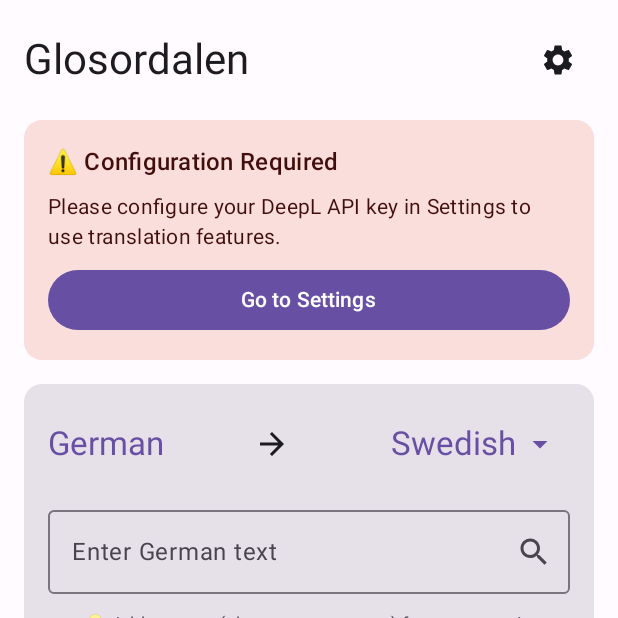
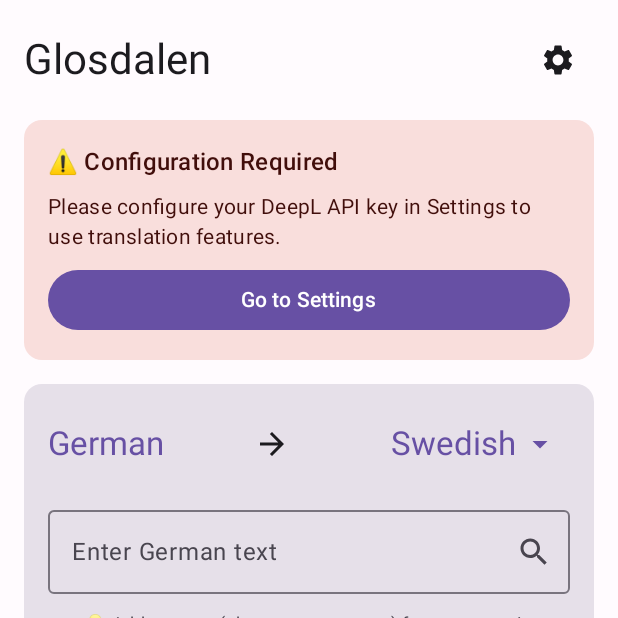
Before and after one commit to daniel-freiermuth/glosdalen, an Android app built with Jetpack Compose: the screen it shows after launch (MainActivity), on a phone screen of 412 x 824 dp, the top half of it. Run offline under Robolectric (Android 15) with nearby library versions, the light colour scheme and no system bars; our stand-ins replace Dagger/Hilt's generated code; libraries missing offline, so code that uses them is left out: com.ichi2.anki; 4 statements that could not run were skipped.

Commit message:
chore: Change name to Glosdalen

```diff
--- a/app/src/main/java/com/swedishvocab/app/data/repository/impl/AnkiApiRepositoryImpl.kt
+++ b/app/src/main/java/com/swedishvocab/app/data/repository/impl/AnkiApiRepositoryImpl.kt
@@ -21,8 +21,8 @@
 
     companion object {
         private const val PERMISSION_READ_WRITE_DATABASE = "com.ichi2.anki.permission.READ_WRITE_DATABASE"
-        private const val APP_MODEL_NAME = "Glosordalen Basic"
-        private const val DEFAULT_DECK_NAME = "Glosordalen"
+        private const val APP_MODEL_NAME = "Glosdalen Basic"
+        private const val DEFAULT_DECK_NAME = "Glosdalen"
     }
 
     private var cachedApi: AddContentApi? = null
--- a/app/src/main/java/com/swedishvocab/app/ui/search/SearchScreen.kt
+++ b/app/src/main/java/com/swedishvocab/app/ui/search/SearchScreen.kt
@@ -130,7 +130,7 @@
             verticalAlignment = Alignment.CenterVertically
         ) {
             Text(
-                text = "Glosordalen",
+                text = "Glosdalen",
                 style = MaterialTheme.typography.headlineMedium
             )
 
--- a/app/src/main/java/com/swedishvocab/app/ui/search/SearchViewModel.kt
+++ b/app/src/main/java/com/swedishvocab/app/ui/search/SearchViewModel.kt
@@ -199,7 +199,7 @@
                         AnkiCard(
                             fields = mapOf("Front" to nativeWord, "Back" to foreignWord),
                             deckName = deckName,
-                            tags = listOf("glosordalen", "vocab", currentNative.code, currentForeign.code, "native-to-foreign")
+                            tags = listOf("glosdalen", "vocab", currentNative.code, currentForeign.code, "native-to-foreign")
                         )
                     )
                 }
@@ -208,7 +208,7 @@
                         AnkiCard(
                             fields = mapOf("Front" to foreignWord, "Back" to nativeWord),
                             deckName = deckName,
-                            tags = listOf("glosordalen", "vocab", currentNative.code, currentForeign.code, "foreign-to-native")
+                            tags = listOf("glosdalen", "vocab", currentNative.code, currentForeign.code, "foreign-to-native")
                         )
                     )
                 }
@@ -218,7 +218,7 @@
                             modelName = "Basic (and reversed card)",
                             fields = mapOf("Front" to nativeWord, "Back" to foreignWord),
                             deckName = deckName,
-                            tags = listOf("glosordalen", "vocab", currentNative.code, currentForeign.code, "bidirectional")
+                            tags = listOf("glosdalen", "vocab", currentNative.code, currentForeign.code, "bidirectional")
                         )
                     )
                 }
--- a/app/src/main/res/values/strings.xml
+++ b/app/src/main/res/values/strings.xml
@@ -1,4 +1,4 @@
 <?xml version="1.0" encoding="utf-8"?>
 <resources>
-    <string name="app_name">Glosordalen</string>
+    <string name="app_name">Glosdalen</string>
 </resources>
--- a/settings.gradle.kts
+++ b/settings.gradle.kts
@@ -14,5 +14,5 @@
     }
 }
 
-rootProject.name = "Glosordalen"
+rootProject.name = "Glosdalen"
 include(":app")
```
Also changed, not shown: 4 other files.
